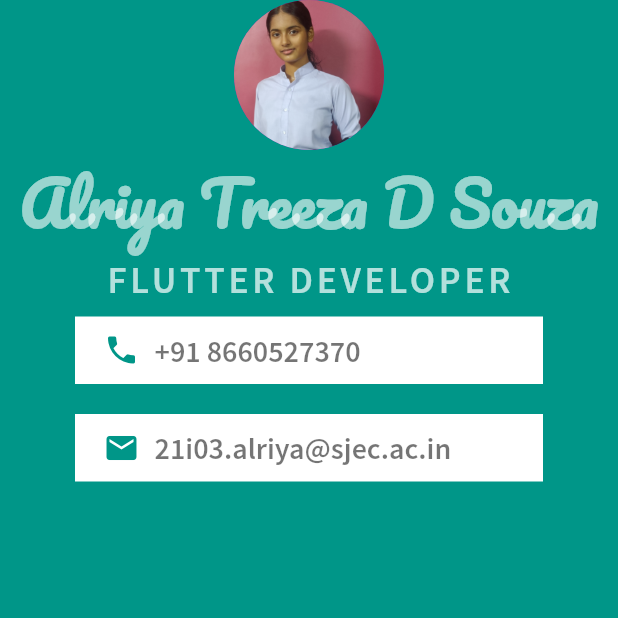
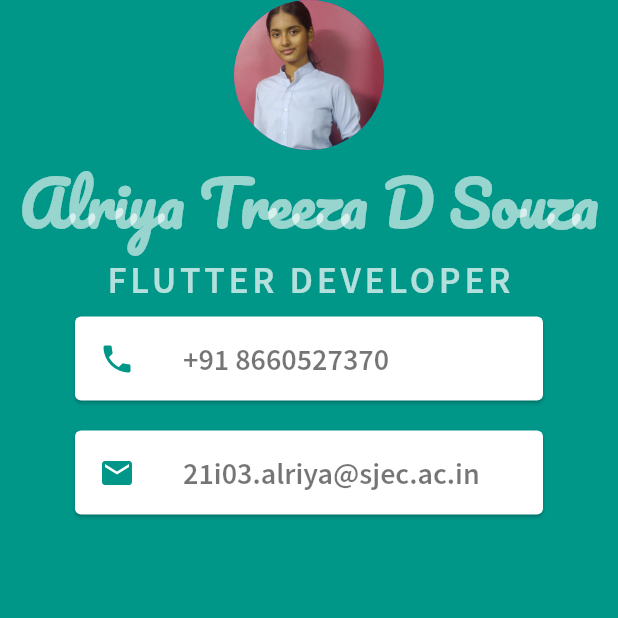
Before and after one commit to alriyadsouza/mi_card_flutter, a Flutter app: the screen it shows after launch, on a phone screen of 412 x 824 dp, the top half of it. Run offline on Flutter 3.47's test engine with Material 2 defaults, Android fonts, the phone set to English and light mode, and no system bars.

Commit message:
ListTile addition

```diff
--- a/lib/main.dart
+++ b/lib/main.dart
@@ -37,20 +37,15 @@ class MyApp extends StatelessWidget {
                 letterSpacing: 2.5,
               ),
               ),
-              Container(
+              Card(
                 margin: EdgeInsets.symmetric(vertical: 10.0, horizontal: 50.0),
-                padding: EdgeInsets.symmetric(vertical: 10.0, horizontal: 19.0),
                 color: Colors.white,
-                child: Row(
-                  children: <Widget>[
-                    Icon(
+                child: ListTile(
+                  leading: Icon(
                     Icons.phone,
                     color: Colors.teal,
                   ),
-                    SizedBox(
-                      width: 10.0,
-                    ),
-                    Text(
+                  title: Text(
                     '+91 8660527370',
                     style: TextStyle(
                       fontWeight: FontWeight.bold,
@@ -58,34 +53,27 @@ class MyApp extends StatelessWidget {
                       fontFamily: 'SourceSansPro',
                       color: Colors.black54,
                     ),
-                    )
-                  ],
                   ),
                 ),
-              Container(
+              ),
+              Card(
                 margin: EdgeInsets.symmetric(vertical: 10.0, horizontal: 50.0),
-                padding: EdgeInsets.symmetric(vertical: 10.0, horizontal: 19.0),
                 color: Colors.white,
-                child: Row(
-                  children: <Widget>[
-                    Icon(
+                child: ListTile(
+                  leading: Icon(
                     Icons.email,
                     color: Colors.teal,
                   ),
-                    SizedBox(
-                      width: 10.0,
-                    ),
-                    Text(
+                  title: Text(
                     '21i03.alriya@sjec.ac.in',
                     style: TextStyle(
-                        //fontWeight: FontWeight.bold,
+                      fontWeight: FontWeight.bold,
                       fontSize: 20.0,
                       fontFamily: 'SourceSansPro',
                       color: Colors.black54,
                     ),
+                  ),
                 )
-                  ],
-                ),
               ),
             ],
           ),
```
Lines whose indentation alone changed are shown as unchanged.
